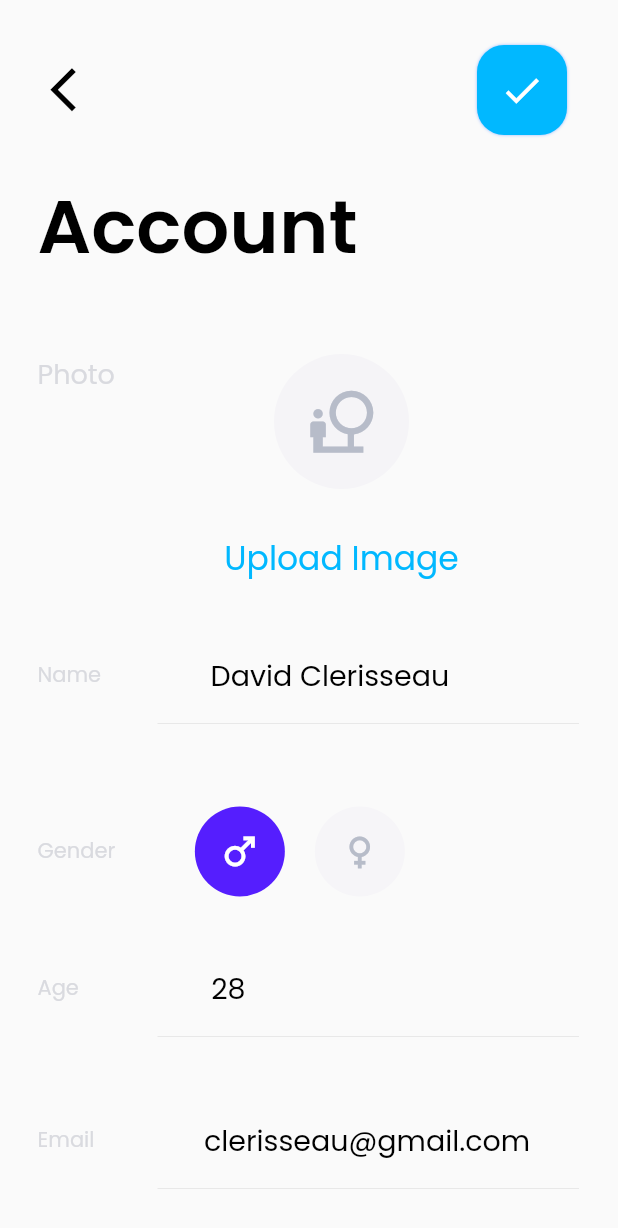
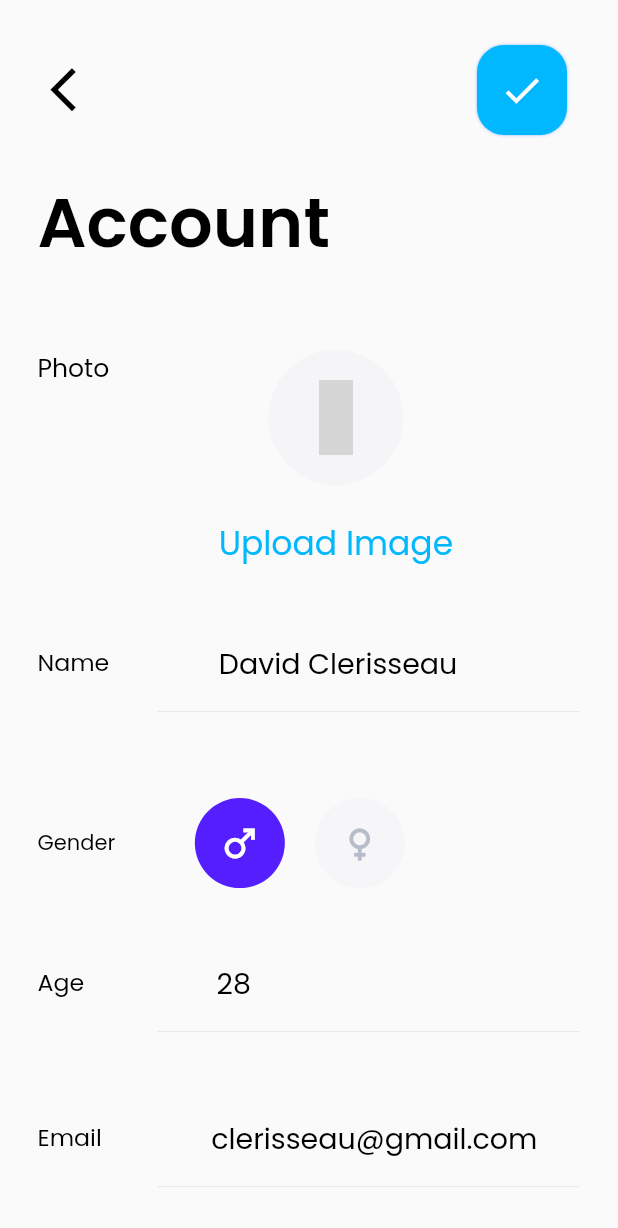
Before and after one commit to DauduVictor/ExerciseApp, a Flutter app: the MyHome widget shown alone on an empty page, opened directly, after a tap on the "chevron right" icon, on a phone screen of 412 x 824 dp. Shown: the top 1228 px of the screen. Run offline on Flutter 3.47's test engine with Material 2 defaults, Android fonts, the phone set to English and light mode, and no system bars; our stand-ins replace flutter_iconly, font_awesome_flutter, page_transition; grey boxes are pictures that could not be loaded.

Commit message:
0807-final

```diff
--- a/lib/dashboard/reuseable_widgets.dart
+++ b/lib/dashboard/reuseable_widgets.dart
@@ -1,5 +1,7 @@
 import 'package:flutter/material.dart';
 import 'package:flutter_iconly/flutter_iconly.dart';
+import 'package:page_transition/page_transition.dart';
+import 'package:untitled1/settings/contactUs.dart';
 class ModalBottomSheet extends StatelessWidget {
 
   @override
@@ -7,7 +9,7 @@ class ModalBottomSheet extends StatelessWidget {
     return LayoutBuilder(
         builder: (
             context, constraints) => Container(
-                height: constraints.maxHeight*0.51,
+                height: constraints.maxHeight*0.654,
                 color: Colors.deepOrangeAccent.withOpacity(0.1),
                 child: Column(
                   children: [
@@ -42,6 +44,17 @@ class ModalBottomSheet extends StatelessWidget {
                             child: ReusableModalListTile(
                               icon: IconlyBold.graph,
                               titleText: 'Reach out to a trainer',
+                            ),
+                          ),
+                          TextButton(
+                            onPressed: () {
+                              Navigator.push(
+                                  context, PageTransition(
+                                  type:PageTransitionType.rightToLeftWithFade, child:  ContactUs()));
+                            },
+                            child: ReusableModalListTile(
+                              icon: IconlyBold.swap,
+                              titleText: 'Report a problem',
                             ),
                           ),
                           TextButton(
--- a/lib/settings/allSettings.dart
+++ b/lib/settings/allSettings.dart
@@ -20,13 +20,23 @@ class AllSettings extends StatelessWidget {
     );
   }
 }
+class MyHome extends StatefulWidget {
 
-class MyHome extends StatelessWidget {
+  @override
+  _MyHomeState createState() => _MyHomeState();
+}
 
+class _MyHomeState extends State<MyHome> {
+  bool val = false;
+  onPressedSwitch(value){
+    setState(() {
+      val = value;
+    });
+  }
   @override
   Widget build(BuildContext context) {
     return Padding(
-      padding: const EdgeInsets.only(left:25, top: 30.0, right: 20.0),
+      padding: const EdgeInsets.only(left:18, top: 30.0, right: 22.0),
       child: Column(
         mainAxisAlignment: MainAxisAlignment.spaceBetween,
         crossAxisAlignment: CrossAxisAlignment.start,
@@ -42,17 +52,16 @@ class MyHome extends StatelessWidget {
             ),
           ),
           Expanded(
-            child: Container(
             child: Column(
               mainAxisAlignment: MainAxisAlignment.spaceEvenly,
               crossAxisAlignment: CrossAxisAlignment.start,
               children: [
                 Container(
-                    margin: EdgeInsets.only(top: 30.0,bottom: 15.0,),
+                  margin: EdgeInsets.only(top: 25.3,bottom: 11.0,),
                   child: Text(
                     'Settings',
                     style: TextStyle(
-                        fontSize: 50,
+                      fontSize: 45.7,
                       color: Colors.black,
                       fontWeight: FontWeight.w600,
                     ),
@@ -61,25 +70,24 @@ class MyHome extends StatelessWidget {
                 Text(
                   'Account',
                   style: TextStyle(
-                      fontSize: 30,
+                    fontSize: 28,
                     color: Colors.black,
                     fontWeight: FontWeight.w500,
                   ),
                 ),
-                  Expanded(
-                    child: Container(
-                      margin: EdgeInsets.only(top: 20.0),
+                Container(
+                  margin: EdgeInsets.only(top: 20.0, bottom: 20.0,),
                   child: Row(
                     children: [
                       Expanded(
                         child: ListTile(
                           leading: ReuseableRoundedIcon(
-                                size: 45.0,
+                            size: 42.0,
                             height: 65.0,
                             width: 65.0,
                             boxColor: Color(0xFFF5F4F7),
                             iconColor: Color(0xFFB7BCC9),
-                                boxIcon: Icons.nature_people_outlined,
+                            boxIcon: IconlyBold.profile,
                           ),
                           title: Text(
                             'David Clerisseau',
@@ -97,23 +105,22 @@ class MyHome extends StatelessWidget {
                               fontWeight: FontWeight.w500,
                             ),
                           ),
+                          contentPadding: EdgeInsets.only(left: 1.5),
                         ),
                       ),
                       GestureDetector(
                         onTap: () {
-                              Navigator.push(context, CupertinoPageRoute(builder: (context) => Profile() ));
+                          Navigator.push(context, CupertinoPageRoute(builder: (context) => Profile()));
                         },
                         child: ReuseableBoxArrow(),
                       ),
                     ],
                   ),
                 ),
-                  ),
-                  SizedBox(height: 15.0,),
                 Text(
                   'Settings',
                   style: TextStyle(
-                      fontSize: 30,
+                    fontSize: 28,
                     color: Colors.black,
                     fontWeight: FontWeight.w500,
                   ),
@@ -123,42 +130,62 @@ class MyHome extends StatelessWidget {
                   iconData: Icons.language_rounded,
                   boxColor: Color(0xFFFFF0E5),
                   iconColor: Color(0xFFFF6B00),
+                  page: ContactUs(),
+                  titleWidget: ReuseableBoxArrow(),
                 ),//language
                 ReuseableSettingsField(
                   fieldName: 'Notification',
                   iconData: IconlyBold.notification,
                   boxColor: Color(0xFFE5F7FF),
                   iconColor: Color(0xFF00A2EE),
+                  page: ContactUs(),
+                  titleWidget: ReuseableBoxArrow(),
                 ),//notification
                 ReuseableSettingsField(
                   fieldName: 'Dark Mode',
                   iconData: Icons.dark_mode_sharp,
                   boxColor: Color(0xFFECEAFF),
                   iconColor: Color(0xFF551EFF),
-                  ),//darkmode
+                  page: ContactUs(),
+                  titleWidget: Switch.adaptive(
+                    value: val,
+                    onChanged: (value){
+                      onPressedSwitch(value);
+                    },
+                    activeColor: Color(0xFF551EFF),
+                    inactiveThumbColor: Colors.white54,
+                    inactiveTrackColor: Colors.black45,
+
+                  ),
+                ),//dark mode
                 ReuseableSettingsField(
                   fieldName: 'Help',
                   iconData: Icons.support_sharp,
                   boxColor: Color(0xFFFFE7ED),
                   iconColor: Color(0xFFFD2253),
+                  page: ContactUs(),
+                  titleWidget: ReuseableBoxArrow(),
                 ),//help
               ],
             ),
           ),
-          ),
-          SizedBox(height: 15.0),
+          SizedBox(height: 47.0),
         ],
       ),
     );
   }
 }
 
+
 class ReuseableSettingsField extends StatelessWidget {
-  ReuseableSettingsField({required this.iconData, required this.fieldName, required this.boxColor, required this.iconColor});
+  ReuseableSettingsField({required this.iconData, required this.fieldName,
+    required this.boxColor, required this.iconColor, required this.page, required this.titleWidget});
   final IconData iconData;
   final String fieldName;
   final Color boxColor;
   final Color iconColor;
+  final Widget page;
+  final Widget titleWidget;
 
 
   @override
@@ -170,9 +197,9 @@ class ReuseableSettingsField extends StatelessWidget {
             Expanded(
               child: ListTile(
                 leading: ReuseableRoundedIcon(
-                  size: 30.0,
-                  height: 60.0,
-                  width: 60.0,
+                  size: 28.0,
+                  height: 57.0,
+                  width: 57.0,
                   boxColor: boxColor,
                   iconColor: iconColor,
                   boxIcon: iconData,
@@ -181,18 +208,18 @@ class ReuseableSettingsField extends StatelessWidget {
                   fieldName,
                   style: TextStyle(
                       color: Colors.black,
-                      fontSize: 20,
+                      fontSize: 18.7,
                       fontWeight: FontWeight.w500
                   ),
                 ),
+                contentPadding: EdgeInsets.symmetric(horizontal: 8.3,),
               ),
             ),
             GestureDetector(
                 onTap: () {
-                  Navigator.push(context,
-                      CupertinoPageRoute(builder: (context) => ContactUs()));
+                  Navigator.push(context, PageTransition(type:PageTransitionType.rightToLeftWithFade, child: page));
                 },
-                child: ReuseableBoxArrow()
+                child: titleWidget
             ),
           ],
         ),
@@ -207,12 +234,12 @@ class ReuseableBoxArrow extends StatelessWidget {
   @override
   Widget build(BuildContext context) {
     return Container(
-      width: 60.0,
-      height: 60.0,
+      width: 57.1,
+      height: 57.1,
       child: Icon(
         Icons.chevron_right_outlined,
         color: Colors.black,
-        size: 25,
+        size: 24,
       ),
       decoration: BoxDecoration(
         color: Color(0xFFF5F5F7),
--- a/lib/settings/profile.dart
+++ b/lib/settings/profile.dart
@@ -1,6 +1,6 @@
 import 'package:flutter/material.dart';
 import 'refactoredWidgets.dart';
-
+import 'package:flutter_iconly/flutter_iconly.dart';
 class Profile extends StatelessWidget {
 
   @override
@@ -51,7 +51,6 @@ class Profile extends StatelessWidget {
                   ),
                 ),
                 Expanded(
-                  child: Container(
                   child: Column(
                     mainAxisAlignment: MainAxisAlignment.spaceAround,
                     crossAxisAlignment: CrossAxisAlignment.start,
@@ -59,7 +58,7 @@ class Profile extends StatelessWidget {
                       Text(
                         'Account',
                         style: TextStyle(
-                            fontSize: 50,
+                          fontSize: 45.7,
                           color: Colors.black,
                           fontWeight: FontWeight.w600,
                         ),
@@ -71,8 +70,8 @@ class Profile extends StatelessWidget {
                             Text(
                               'Photo',
                               style: TextStyle(
-                                  color: Color(0xFFD9DADF),
-                                  fontSize: 18,
+                                color: Colors.black,
+                                fontSize: 16.7,
                               ),
                             ),
                             SizedBox(width: 73,),
@@ -84,9 +83,9 @@ class Profile extends StatelessWidget {
                                   width: 90.0,
                                   boxColor: Color(0xFFF5F4F7),
                                   iconColor: Color(0xFFB7BCC9),
-                                    boxIcon: Icons.nature_people_outlined,
+                                  boxIcon: IconlyBold.profile,
                                 ),
-                                  SizedBox(height: 30,),
+                                SizedBox(height: 22.5,),
                                 Text(
                                   'Upload Image',
                                   style: TextStyle(
@@ -116,7 +115,7 @@ class Profile extends StatelessWidget {
                           Text(
                             'Gender',
                             style: TextStyle(
-                                color: Color(0xFFD9DADF),
+                              color: Colors.black,
                               fontSize: 14,
                             ),
                           ),
@@ -171,7 +170,6 @@ class Profile extends StatelessWidget {
                     ],
                   ),
                 ),
-                ),
               ],
             ),
           ),
--- a/lib/settings/refactoredWidgets.dart
+++ b/lib/settings/refactoredWidgets.dart
@@ -53,8 +53,8 @@ class ReuseableField extends StatelessWidget {
         Text(
           fieldTitle,
           style: TextStyle(
-            color: Color(0xFFD9DADF),
-            fontSize: 14,
+            color: Colors.black,
+            fontSize: 15.8,
           ),
         ),
         SizedBox(width: 73,),
```
Lines whose indentation alone changed are shown as unchanged.
